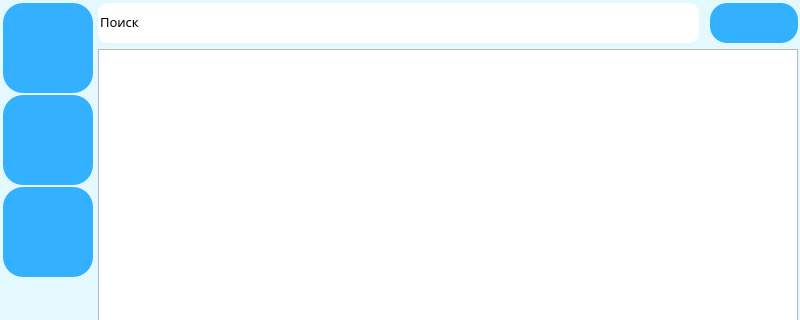
The window that templates/ChatsWindow.ui (AndreiDuvakin/MyEncryptDesktopPart) describes before a commit, drawn with Qt 5; both pictures show x 0 to 800 and y 0 to 320 of the 800 by 800 pixel window.
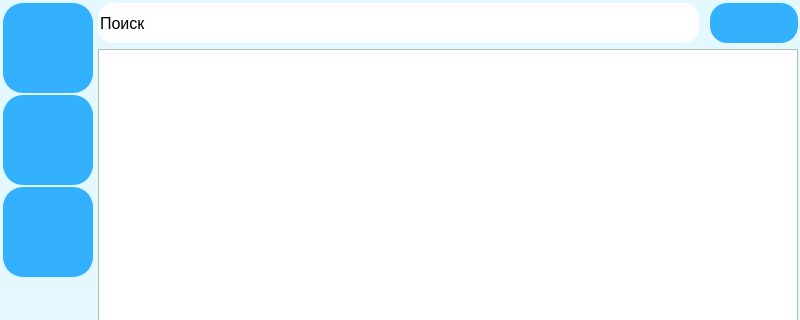
The same window after the commit. Icons and pictures are not drawn.

Diff of the .ui file:
```diff
--- a/templates/ChatsWindow.ui
+++ b/templates/ChatsWindow.ui
@@ -51,10 +51,15 @@
                 border-radius: 28px;
                 background-color: rgb(0, 222, 0);
                 }
-                QLineEdit {
-                border-radius: 10px;
-                font: bord, Arial, 15px;
-                }
+QLineEdit {
+	border-radius: 15px;
+	font: 12pt &quot;Arial&quot;;
+}
+QLineEdit:hover {
+	border-radius: 20px;
+	font: 75 12pt &quot;Arial&quot;;
+	background-color: rgb(250, 250, 250);
+}
                 QLabel {font: bold, Arial, 15px;
                 }
                 QPushButton:pressed {
@@ -218,8 +223,8 @@
                 </property>
                 <property name="font">
                     <font>
-                        <family></family>
-                        <pointsize>10</pointsize>
+      <family>Arial</family>
+      <pointsize>12</pointsize>
                         <weight>50</weight>
                         <italic>false</italic>
                         <bold>false</bold>
```
Left out of the diff: 17 changed lines with no effect on the pictures. Lines whose indentation alone changed are shown as unchanged.
